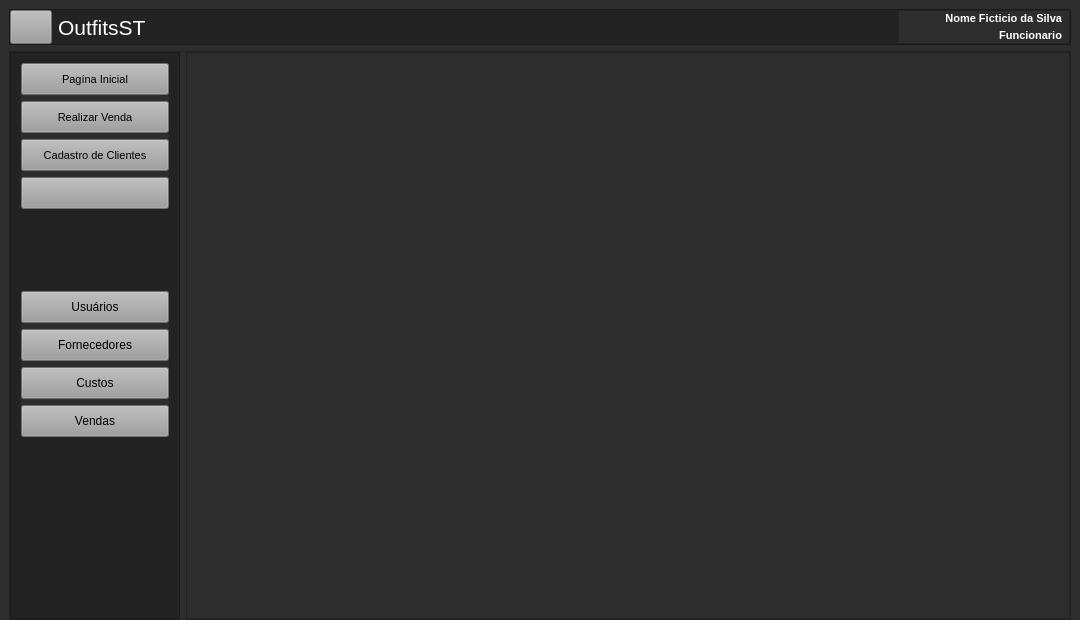
Before: the Qt Designer form view/main_window.ui in PedroGregori/Projeto_Integrador--SENAC_BA-2022, drawn with Qt 5.
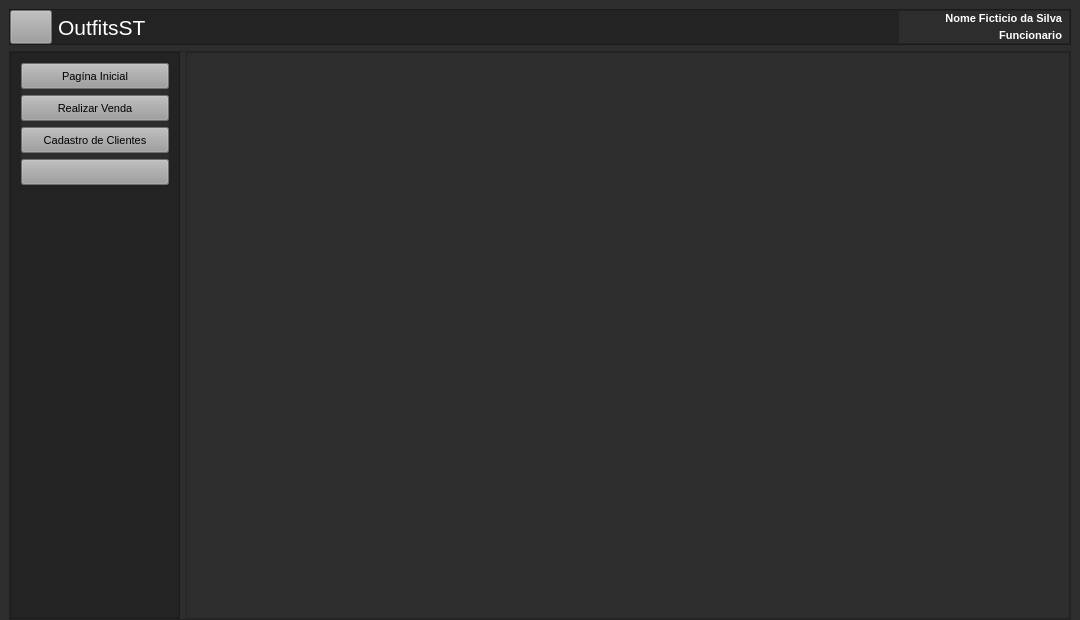
After: the same form once the commit is applied. Icons and pictures are not drawn.

Commit message: dashboard menu bug fixed

```diff
--- a/view/main_window.ui
+++ b/view/main_window.ui
@@ -318,7 +318,7 @@
                <property name="minimumSize">
                 <size>
                  <width>0</width>
-                 <height>32</height>
+                 <height>26</height>
                 </size>
                </property>
                <property name="font">
@@ -341,7 +341,7 @@
                <property name="minimumSize">
                 <size>
                  <width>0</width>
-                 <height>32</height>
+                 <height>26</height>
                 </size>
                </property>
                <property name="maximumSize">
@@ -377,7 +377,7 @@
                <property name="minimumSize">
                 <size>
                  <width>0</width>
-                 <height>32</height>
+                 <height>26</height>
                 </size>
                </property>
                <property name="font">
@@ -403,7 +403,7 @@
                <property name="minimumSize">
                 <size>
                  <width>0</width>
-                 <height>32</height>
+                 <height>26</height>
                 </size>
                </property>
                <property name="font">
@@ -446,7 +446,7 @@
             <property name="minimumSize">
              <size>
               <width>0</width>
-              <height>148</height>
+              <height>0</height>
              </size>
             </property>
             <property name="maximumSize">
@@ -479,7 +479,7 @@
                <property name="minimumSize">
                 <size>
                  <width>0</width>
-                 <height>32</height>
+                 <height>26</height>
                 </size>
                </property>
                <property name="font">
@@ -497,7 +497,7 @@
                <property name="minimumSize">
                 <size>
                  <width>0</width>
-                 <height>32</height>
+                 <height>26</height>
                 </size>
                </property>
                <property name="font">
@@ -515,7 +515,7 @@
                <property name="minimumSize">
                 <size>
                  <width>0</width>
-                 <height>32</height>
+                 <height>26</height>
                 </size>
                </property>
                <property name="font">
@@ -533,7 +533,7 @@
                <property name="minimumSize">
                 <size>
                  <width>0</width>
-                 <height>32</height>
+                 <height>26</height>
                 </size>
                </property>
                <property name="font">
```
The commit also changes 2 other files.
